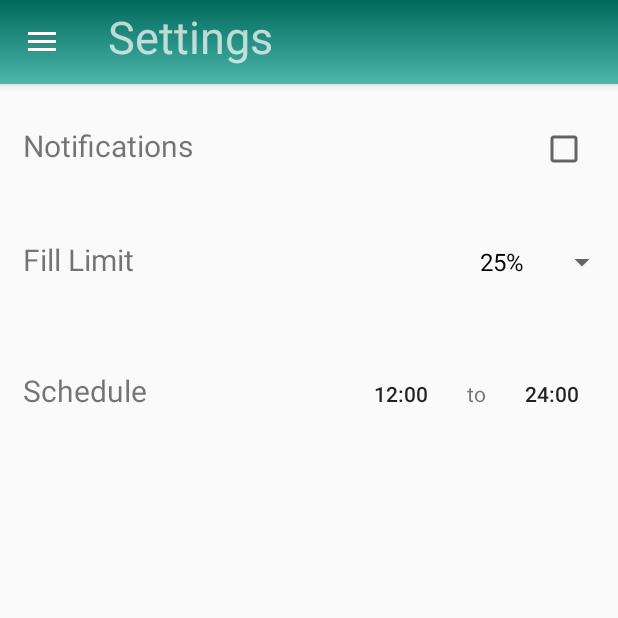
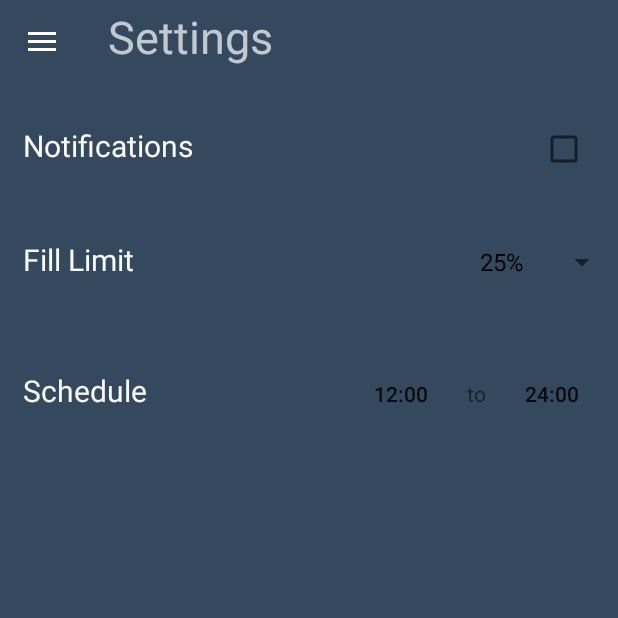
Before and after one commit to jamesh21/GymWatch, an Android app: the HomeActivity screen opened directly, with no data from a screen before it, in the side drawer, after a tap on "Settings", on a phone screen of 412 x 824 dp, the top half of it. Run offline under Robolectric (Android 15) with nearby library versions, the phone set to English and light mode, and no system bars.

Commit message:
More UI Changes  + More "material" UI  + Changed some colors  + Added a shape

```diff
--- a/app/src/main/java/group2/tcss450/uw/edu/gymwatch/data/GymAdapter.java
+++ b/app/src/main/java/group2/tcss450/uw/edu/gymwatch/data/GymAdapter.java
@@ -66,7 +66,7 @@ public class GymAdapter extends RecyclerView.Adapter<GymAdapter.GymHolder> {
             holder.mGymRating.setRating(0);
         }
 
-        holder.mGymFillRate.setText(item.getGymFill() + "% Full");
+        holder.mGymFillRate.setText(item.getGymFill() + "%");
         holder.mGymAddress.setText(item.getGymAddress());
 
     }
--- a/app/src/main/res/drawable/gradient.xml
+++ b/app/src/main/res/drawable/gradient.xml
@@ -3,7 +3,7 @@
     <item>
         <shape>
             <gradient
-                android:startColor="@color/colorPrimaryDark"
+                android:startColor="@color/colorPrimary"
                 android:endColor="@color/colorPrimaryLight"
                 android:angle="270"/>
         </shape>
--- a/app/src/main/res/layout/activity_home.xml
+++ b/app/src/main/res/layout/activity_home.xml
@@ -16,13 +16,14 @@
         />
 
     <android.support.design.widget.NavigationView
-        app:itemTextColor="@color/black_text"
+        app:itemTextColor="@color/white_text"
         android:id="@+id/nav_view"
         android:layout_width="wrap_content"
         android:layout_height="match_parent"
         android:layout_gravity="start"
         android:fitsSystemWindows="true"
         app:headerLayout="@layout/nav_header_home"
-        app:menu="@menu/activity_home_drawer" />
+        app:menu="@menu/activity_home_drawer"
+        android:background="@drawable/gradient"/>
 
 </android.support.v4.widget.DrawerLayout>
--- a/app/src/main/res/layout/app_bar_home.xml
+++ b/app/src/main/res/layout/app_bar_home.xml
@@ -5,20 +5,21 @@
     android:layout_width="match_parent"
     android:layout_height="match_parent"
     android:fitsSystemWindows="true"
-
+    android:background="#34495e"
     tools:context="group2.tcss450.uw.edu.gymwatch.activities.HomeActivity">
 
     <android.support.design.widget.AppBarLayout
         android:layout_width="match_parent"
         android:layout_height="wrap_content"
-        android:theme="@style/AppTheme.AppBarOverlay">
+        android:theme="@style/AppTheme.AppBarOverlay"
+        app:elevation="0dp">
 
         <android.support.v7.widget.Toolbar
             android:id="@+id/toolbar"
             android:layout_width="match_parent"
             android:layout_height="?attr/actionBarSize"
             app:popupTheme="@style/AppTheme.PopupOverlay"
-            android:background="@drawable/gradient">
+            android:background="#34495e">
             <RelativeLayout
                 android:layout_width="wrap_content"
                 android:layout_height="wrap_content">
--- a/app/src/main/res/layout/fragment_settings.xml
+++ b/app/src/main/res/layout/fragment_settings.xml
@@ -17,12 +17,14 @@
             android:textSize="20dp"
             android:paddingLeft="15dp"
             android:paddingTop="10dp"
-            android:text="@string/notification_text"/>
+            android:text="@string/notification_text"
+            android:textColor="@color/white_text"/>
         <CheckBox
             android:id="@+id/notification_switch"
             android:layout_width="wrap_content"
             android:layout_height="wrap_content"
-            android:paddingRight="20dp" />
+            android:paddingRight="20dp"
+            android:textColor="@color/white_text"/>
     </LinearLayout>
 
 
@@ -40,13 +42,15 @@
             android:paddingLeft="15dp"
             android:textSize="20dp"
             android:layout_weight="1"
-            android:text="@string/fill_text"/>
+            android:text="@string/fill_text"
+            android:textColor="@color/white_text"/>
         <Spinner
             android:layout_width="100dp"
             android:spinnerMode="dropdown"
             android:dropDownWidth="100dp"
             android:layout_height="wrap_content"
-            android:id="@+id/fill_spinner"></Spinner>
+            android:id="@+id/fill_spinner"
+            android:textColor="@color/white_text"></Spinner>
     </LinearLayout>
 
 
@@ -63,7 +67,8 @@
             android:layout_weight="1"
             android:paddingLeft="15dp"
             android:textSize="20dp"
-            android:text="@string/schedule_text"/>
+            android:text="@string/schedule_text"
+            android:textColor="@color/white_text"/>
         <Button
             android:layout_width="wrap_content"
             android:layout_height="wrap_content"
--- a/app/src/main/res/layout/nav_header_home.xml
+++ b/app/src/main/res/layout/nav_header_home.xml
@@ -3,7 +3,7 @@
     xmlns:app="http://schemas.android.com/apk/res-auto"
     android:layout_width="match_parent"
     android:layout_height="@dimen/nav_header_height"
-    android:background="@drawable/gradient"
+    android:background="@color/colorPrimary"
     android:gravity="bottom"
     android:orientation="vertical"
     android:paddingBottom="@dimen/activity_vertical_margin"
--- a/app/src/main/res/values/colors.xml
+++ b/app/src/main/res/values/colors.xml
@@ -1,10 +1,10 @@
 <?xml version="1.0" encoding="utf-8"?>
 <resources>
-  <color name="colorPrimary">#009688</color>
-  <color name="colorPrimaryDark">#00695C</color>
-  <color name="colorPrimaryLight">#4DB6AC</color>
-  <color name="colorAccent">#9E9E9E</color>
-  <color name="primary_text">#212121</color>
+  <color name="colorPrimary">#34495e</color>
+  <color name="colorPrimaryDark">#2c3e50</color>
+  <color name="colorPrimaryLight">#344146</color>
+  <color name="colorAccent">#FF5722</color>
+  <color name="primary_text">#FFFFFF</color>
   <color name="secondary_text">#757575</color>
   <color name="icons">#FFFFFF</color>
   <color name="divider">#BDBDBD</color>
--- a/app/src/main/res/values/styles.xml
+++ b/app/src/main/res/values/styles.xml
@@ -8,6 +8,8 @@
         <item name="colorAccent">@color/colorAccent</item>
         <item name="windowActionBar">false</item>
         <item name="windowNoTitle">true</item>
+        <!-- Remove shadow below action bar Android < 5.0 -->
+        <item name="android:windowContentOverlay">@null</item>
 
     </style>
 
```
Also changed, not shown: app/src/main/res/drawable/pill.xml (added, +12 -0 lines), app/src/main/res/layout/activity_login.xml (+10 -6 lines), app/src/main/res/layout/activity_register.xml (+13 -6 lines), app/src/main/res/layout/gym_list_item.xml (+22 -9 lines), app/src/main/res/layout/my_gym_list_item.xml (+10 -5 lines), 1 other file.
